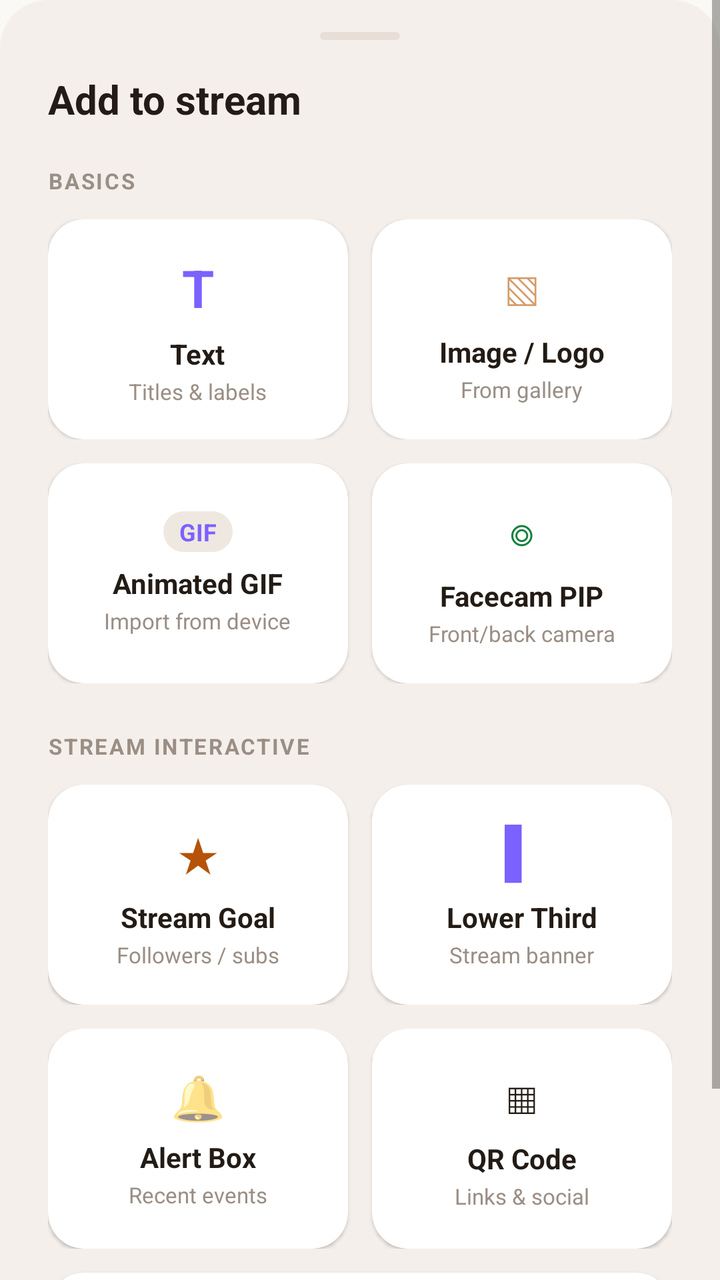
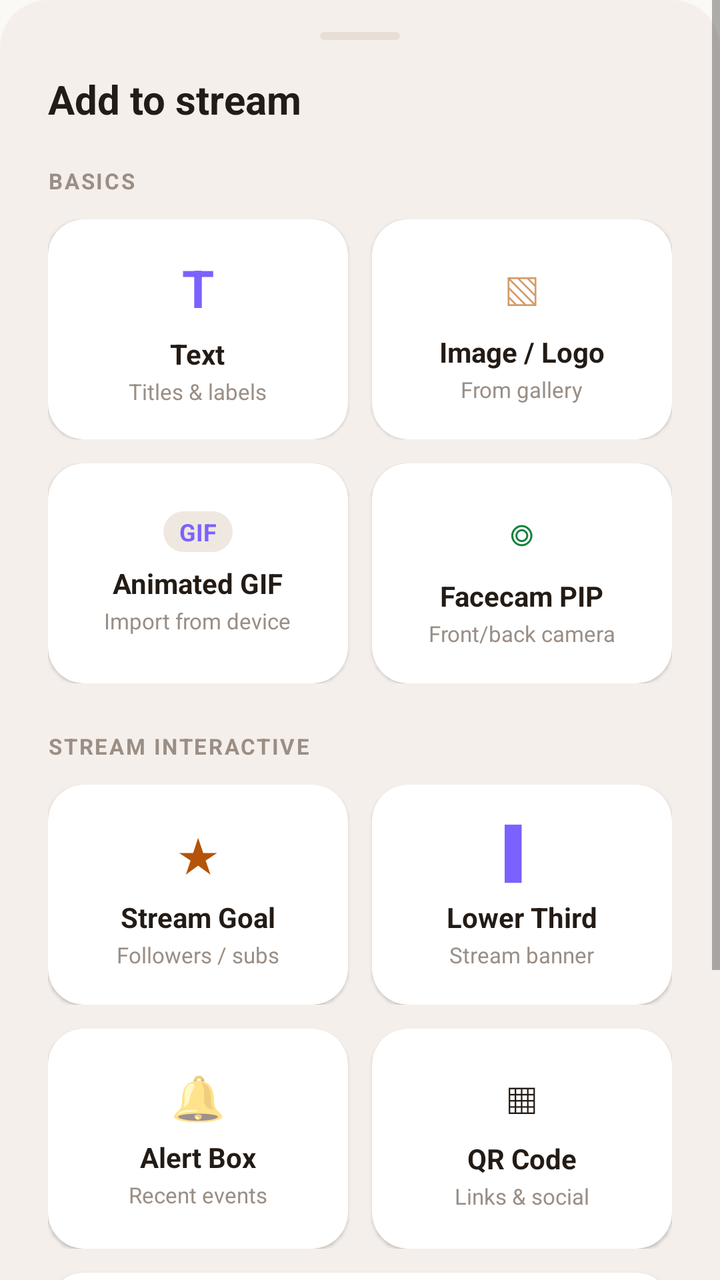

Two renders of the same Android screen: before a commit and after it. Below are the layout's source before the change and the commit's diff.
<!-- AndroidManifest.xml: application theme Theme.FairyLive -->
<!-- res/layout/sheet_add_overlay.xml -->
<?xml version="1.0" encoding="utf-8"?>
<ScrollView xmlns:android="http://schemas.android.com/apk/res/android"
    xmlns:app="http://schemas.android.com/apk/res-auto"
    android:layout_width="match_parent"
    android:layout_height="wrap_content"
    android:background="@drawable/bg_bottom_sheet"
    android:overScrollMode="never">

    <LinearLayout
        android:layout_width="match_parent"
        android:layout_height="wrap_content"
        android:orientation="vertical"
        android:paddingHorizontal="24dp"
        android:paddingTop="16dp"
        android:paddingBottom="36dp">

        
        <View
            android:layout_width="40dp"
            android:layout_height="4dp"
            android:layout_gravity="center_horizontal"
            android:layout_marginBottom="16dp"
            android:background="@drawable/bg_status_pill"
            android:backgroundTint="@color/bg_card_stroke" />

        
        <TextView
            android:layout_width="wrap_content"
            android:layout_height="wrap_content"
            android:layout_marginBottom="20dp"
            android:text="Add to stream"
            android:textColor="@color/text_primary"
            android:textSize="20sp"
            android:textStyle="bold" />

        
        <TextView
            android:layout_width="wrap_content"
            android:layout_height="wrap_content"
            android:layout_marginBottom="12dp"
            android:letterSpacing="0.08"
            android:text="BASICS"
            android:textAllCaps="true"
            android:textColor="@color/text_muted"
            android:textSize="11sp"
            android:textStyle="bold" />

        
        
        <LinearLayout
            android:layout_width="match_parent"
            android:layout_height="wrap_content"
            android:layout_marginBottom="12dp"
            android:orientation="horizontal">

            
            <androidx.cardview.widget.CardView
                android:id="@+id/item_add_text"
                android:layout_width="0dp"
                android:layout_height="110dp"
                android:layout_marginEnd="6dp"
                android:layout_weight="1"
                android:clickable="true"
                android:focusable="true"
                android:foreground="?attr/selectableItemBackground"
                app:cardBackgroundColor="@color/bg_card"
                app:cardCornerRadius="18dp"
                app:cardElevation="1dp">

                <LinearLayout
                    android:layout_width="match_parent"
                    android:layout_height="match_parent"
                    android:gravity="center"
                    android:orientation="vertical"
                    android:padding="12dp">

                    <TextView
                        android:layout_width="wrap_content"
                        android:layout_height="wrap_content"
                        android:text="T"
                        android:textColor="@color/accent_primary"
                        android:textSize="26sp"
                        android:textStyle="bold" />

                    <TextView
                        android:layout_width="wrap_content"
                        android:layout_height="wrap_content"
                        android:layout_marginTop="6dp"
                        android:text="Text"
                        android:textColor="@color/text_primary"
                        android:textSize="14sp"
                        android:textStyle="bold" />

                    <TextView
                        android:layout_width="wrap_content"
                        android:layout_height="wrap_content"
                        android:layout_marginTop="2dp"
                        android:text="Titles &amp; labels"
                        android:textColor="@color/text_muted"
                        android:textSize="11sp" />
                </LinearLayout>
            </androidx.cardview.widget.CardView>

            
            <androidx.cardview.widget.CardView
                android:id="@+id/item_add_image"
                android:layout_width="0dp"
                android:layout_height="110dp"
                android:layout_marginStart="6dp"
                android:layout_weight="1"
                android:clickable="true"
                android:focusable="true"
                android:foreground="?attr/selectableItemBackground"
                app:cardBackgroundColor="@color/bg_card"
                app:cardCornerRadius="18dp"
                app:cardElevation="1dp">

                <LinearLayout
                    android:layout_width="match_parent"
                    android:layout_height="match_parent"
                    android:gravity="center"
                    android:orientation="vertical"
                    android:padding="12dp">

                    <TextView
                        android:layout_width="wrap_content"
                        android:layout_height="wrap_content"
                        android:text="▧"
                        android:textColor="@color/accent_warm_caramel"
                        android:textSize="24sp" />

                    <TextView
                        android:layout_width="wrap_content"
                        android:layout_height="wrap_content"
                        android:layout_marginTop="6dp"
                        android:text="Image / Logo"
                        android:textColor="@color/text_primary"
                        android:textSize="14sp"
                        android:textStyle="bold" />

                    <TextView
                        android:layout_width="wrap_content"
                        android:layout_height="wrap_content"
                        android:layout_marginTop="2dp"
                        android:text="From gallery"
                        android:textColor="@color/text_muted"
                        android:textSize="11sp" />
                </LinearLayout>
            </androidx.cardview.widget.CardView>
        </LinearLayout>

        
        <LinearLayout
            android:layout_width="match_parent"
            android:layout_height="wrap_content"
            android:layout_marginBottom="24dp"
            android:orientation="horizontal">

            
            <androidx.cardview.widget.CardView
                android:id="@+id/item_add_gif"
                android:layout_width="0dp"
                android:layout_height="110dp"
                android:layout_marginEnd="6dp"
                android:layout_weight="1"
                android:clickable="true"
                android:focusable="true"
                android:foreground="?attr/selectableItemBackground"
                app:cardBackgroundColor="@color/bg_card"
                app:cardCornerRadius="18dp"
                app:cardElevation="1dp">

                <LinearLayout
                    android:layout_width="match_parent"
                    android:layout_height="match_parent"
                    android:gravity="center"
                    android:orientation="vertical"
                    android:padding="12dp">

                    <TextView
                        android:layout_width="wrap_content"
                        android:layout_height="wrap_content"
                        android:background="@drawable/bg_status_pill"
                        android:paddingHorizontal="8dp"
                        android:paddingVertical="2dp"
                        android:text="GIF"
                        android:textColor="@color/accent_primary"
                        android:textSize="12sp"
                        android:textStyle="bold" />

                    <TextView
                        android:layout_width="wrap_content"
                        android:layout_height="wrap_content"
                        android:layout_marginTop="6dp"
                        android:text="Animated GIF"
                        android:textColor="@color/text_primary"
                        android:textSize="14sp"
                        android:textStyle="bold" />

                    <TextView
                        android:layout_width="wrap_content"
                        android:layout_height="wrap_content"
                        android:layout_marginTop="2dp"
                        android:text="Import from device"
                        android:textColor="@color/text_muted"
                        android:textSize="11sp" />
                </LinearLayout>
            </androidx.cardview.widget.CardView>

            
            <androidx.cardview.widget.CardView
                android:id="@+id/item_add_facecam"
                android:layout_width="0dp"
                android:layout_height="110dp"
                android:layout_marginStart="6dp"
                android:layout_weight="1"
                android:clickable="true"
                android:focusable="true"
                android:foreground="?attr/selectableItemBackground"
                app:cardBackgroundColor="@color/bg_card"
                app:cardCornerRadius="18dp"
                app:cardElevation="1dp">

                <LinearLayout
                    android:layout_width="match_parent"
                    android:layout_height="match_parent"
                    android:gravity="center"
                    android:orientation="vertical"
                    android:padding="12dp">

                    <TextView
                        android:layout_width="wrap_content"
                        android:layout_height="wrap_content"
                        android:text="◎"
                        android:textColor="@color/status_green"
                        android:textSize="24sp" />

                    <TextView
                        android:layout_width="wrap_content"
                        android:layout_height="wrap_content"
                        android:layout_marginTop="6dp"
                        android:text="Facecam PIP"
                        android:textColor="@color/text_primary"
                        android:textSize="14sp"
                        android:textStyle="bold" />

                    <TextView
                        android:layout_width="wrap_content"
                        android:layout_height="wrap_content"
                        android:layout_marginTop="2dp"
                        android:text="Front/back camera"
                        android:textColor="@color/text_muted"
                        android:textSize="11sp" />
                </LinearLayout>
            </androidx.cardview.widget.CardView>
        </LinearLayout>

        
        <TextView
            android:layout_width="wrap_content"
            android:layout_height="wrap_content"
            android:layout_marginBottom="12dp"
            android:letterSpacing="0.08"
            android:text="STREAM INTERACTIVE"
            android:textAllCaps="true"
            android:textColor="@color/text_muted"
            android:textSize="11sp"
            android:textStyle="bold" />

        
        
        <LinearLayout
            android:layout_width="match_parent"
            android:layout_height="wrap_content"
            android:layout_marginBottom="12dp"
            android:orientation="horizontal">

            
            <androidx.cardview.widget.CardView
                android:id="@+id/item_add_goal"
                android:layout_width="0dp"
                android:layout_height="110dp"
                android:layout_marginEnd="6dp"
                android:layout_weight="1"
                android:clickable="true"
                android:focusable="true"
                android:foreground="?attr/selectableItemBackground"
                app:cardBackgroundColor="@color/bg_card"
                app:cardCornerRadius="18dp"
                app:cardElevation="1dp">

                <LinearLayout
                    android:layout_width="match_parent"
                    android:layout_height="match_parent"
                    android:gravity="center"
                    android:orientation="vertical"
                    android:padding="12dp">

                    <TextView
                        android:layout_width="wrap_content"
                        android:layout_height="wrap_content"
                        android:text="★"
                        android:textColor="@color/status_warning"
                        android:textSize="24sp" />

                    <TextView
                        android:layout_width="wrap_content"
                        android:layout_height="wrap_content"
                        android:layout_marginTop="6dp"
                        android:text="Stream Goal"
                        android:textColor="@color/text_primary"
                        android:textSize="14sp"
                        android:textStyle="bold" />

                    <TextView
                        android:layout_width="wrap_content"
                        android:layout_height="wrap_content"
                        android:layout_marginTop="2dp"
                        android:text="Followers / subs"
                        android:textColor="@color/text_muted"
                        android:textSize="11sp" />
                </LinearLayout>
            </androidx.cardview.widget.CardView>

            
            <androidx.cardview.widget.CardView
                android:id="@+id/item_add_lower_third"
                android:layout_width="0dp"
                android:layout_height="110dp"
                android:layout_marginStart="6dp"
                android:layout_weight="1"
                android:clickable="true"
                android:focusable="true"
                android:foreground="?attr/selectableItemBackground"
                app:cardBackgroundColor="@color/bg_card"
                app:cardCornerRadius="18dp"
                app:cardElevation="1dp">

                <LinearLayout
                    android:layout_width="match_parent"
                    android:layout_height="match_parent"
                    android:gravity="center"
                    android:orientation="vertical"
                    android:padding="12dp">

                    <TextView
                        android:layout_width="wrap_content"
                        android:layout_height="wrap_content"
                        android:text="▌"
                        android:textColor="@color/accent_primary"
                        android:textSize="24sp" />

                    <TextView
                        android:layout_width="wrap_content"
                        android:layout_height="wrap_content"
                        android:layout_marginTop="6dp"
                        android:text="Lower Third"
                        android:textColor="@color/text_primary"
                        android:textSize="14sp"
                        android:textStyle="bold" />

                    <TextView
                        android:layout_width="wrap_content"
                        android:layout_height="wrap_content"
                        android:layout_marginTop="2dp"
                        android:text="Stream banner"
                        android:textColor="@color/text_muted"
                        android:textSize="11sp" />
                </LinearLayout>
            </androidx.cardview.widget.CardView>
        </LinearLayout>

        
        <LinearLayout
            android:layout_width="match_parent"
            android:layout_height="wrap_content"
            android:layout_marginBottom="12dp"
            android:orientation="horizontal">

            
            <androidx.cardview.widget.CardView
                android:id="@+id/item_add_alert"
                android:layout_width="0dp"
                android:layout_height="110dp"
                android:layout_marginEnd="6dp"
                android:layout_weight="1"
                android:clickable="true"
                android:focusable="true"
                android:foreground="?attr/selectableItemBackground"
                app:cardBackgroundColor="@color/bg_card"
                app:cardCornerRadius="18dp"
                app:cardElevation="1dp">

                <LinearLayout
                    android:layout_width="match_parent"
                    android:layout_height="match_parent"
                    android:gravity="center"
                    android:orientation="vertical"
                    android:padding="12dp">

                    <TextView
                        android:layout_width="wrap_content"
                        android:layout_height="wrap_content"
                        android:text="🔔"
                        android:textSize="22sp" />

                    <TextView
                        android:layout_width="wrap_content"
                        android:layout_height="wrap_content"
                        android:layout_marginTop="6dp"
                        android:text="Alert Box"
                        android:textColor="@color/text_primary"
                        android:textSize="14sp"
                        android:textStyle="bold" />

                    <TextView
                        android:layout_width="wrap_content"
                        android:layout_height="wrap_content"
                        android:layout_marginTop="2dp"
                        android:text="Recent events"
                        android:textColor="@color/text_muted"
                        android:textSize="11sp" />
                </LinearLayout>
            </androidx.cardview.widget.CardView>

            
            <androidx.cardview.widget.CardView
                android:id="@+id/item_add_qr"
                android:layout_width="0dp"
                android:layout_height="110dp"
                android:layout_marginStart="6dp"
                android:layout_weight="1"
                android:clickable="true"
                android:focusable="true"
                android:foreground="?attr/selectableItemBackground"
                app:cardBackgroundColor="@color/bg_card"
                app:cardCornerRadius="18dp"
                app:cardElevation="1dp">

                <LinearLayout
                    android:layout_width="match_parent"
                    android:layout_height="match_parent"
                    android:gravity="center"
                    android:orientation="vertical"
                    android:padding="12dp">

                    <TextView
                        android:layout_width="wrap_content"
                        android:layout_height="wrap_content"
                        android:text="▦"
                        android:textColor="@color/text_primary"
                        android:textSize="22sp" />

                    <TextView
                        android:layout_width="wrap_content"
                        android:layout_height="wrap_content"
                        android:layout_marginTop="6dp"
                        android:text="QR Code"
                        android:textColor="@color/text_primary"
                        android:textSize="14sp"
                        android:textStyle="bold" />

                    <TextView
                        android:layout_width="wrap_content"
                        android:layout_height="wrap_content"
                        android:layout_marginTop="2dp"
                        android:text="Links &amp; social"
                        android:textColor="@color/text_muted"
                        android:textSize="11sp" />
                </LinearLayout>
            </androidx.cardview.widget.CardView>
        </LinearLayout>

        
        <androidx.cardview.widget.CardView
            android:id="@+id/item_add_widget"
            android:layout_width="match_parent"
            android:layout_height="80dp"
            android:clickable="true"
            android:focusable="true"
            android:foreground="?attr/selectableItemBackground"
            app:cardBackgroundColor="@color/bg_card"
            app:cardCornerRadius="18dp"
            app:cardElevation="1dp">

            <LinearLayout
                android:layout_width="match_parent"
                android:layout_height="match_parent"
                android:gravity="center_vertical"
                android:orientation="horizontal"
                android:paddingHorizontal="20dp">

                <TextView
                    android:layout_width="wrap_content"
                    android:layout_height="wrap_content"
                    android:text="🌐"
                    android:textSize="22sp" />

                <LinearLayout
                    android:layout_width="0dp"
                    android:layout_height="wrap_content"
                    android:layout_marginStart="16dp"
                    android:layout_weight="1"
                    android:orientation="vertical">

                    <TextView
                        android:layout_width="wrap_content"
                        android:layout_height="wrap_content"
                        android:text="Interactive Web Widget"
                        android:textColor="@color/text_primary"
                        android:textSize="14sp"
                        android:textStyle="bold" />

                    <TextView
                        android:layout_width="wrap_content"
                        android:layout_height="wrap_content"
                        android:layout_marginTop="2dp"
                        android:text="Custom HTML overlay &amp; real-time browser elements"
                        android:textColor="@color/text_muted"
                        android:textSize="11sp" />
                </LinearLayout>

                <ImageView
                    android:layout_width="16dp"
                    android:layout_height="16dp"
                    android:src="@drawable/ic_chevron_right"
                    app:tint="@color/text_muted" />
            </LinearLayout>
        </androidx.cardview.widget.CardView>

    </LinearLayout>
</ScrollView>
<!-- resources referenced by this layout -->
<resources>
  <color name="accent_primary">#7B61FF</color>
  <color name="accent_warm_caramel">#D49B6A</color>
  <color name="bg_card">#FFFFFF</color>
  <color name="bg_card_stroke">#E6DED7</color>
  <color name="status_green">#15803D</color>
  <color name="status_warning">#B45309</color>
  <color name="text_muted">#9A8E85</color>
  <color name="text_primary">#231B15</color>
  <!-- drawable bg_bottom_sheet (drawable) -->
  <?xml version="1.0" encoding="utf-8"?>
  <shape xmlns:android="http://schemas.android.com/apk/res/android"
      android:shape="rectangle">
      <solid android:color="@color/bg_surface" />
      <corners
          android:topLeftRadius="@dimen/radius_xl"
          android:topRightRadius="@dimen/radius_xl"
          android:bottomLeftRadius="0dp"
          android:bottomRightRadius="0dp" />
  </shape>
  <!-- drawable bg_status_pill (drawable) -->
  <?xml version="1.0" encoding="utf-8"?>
  <shape xmlns:android="http://schemas.android.com/apk/res/android"
      android:shape="rectangle">
      <solid android:color="@color/bg_card_stroke_subtle" />
      <corners android:radius="@dimen/pill_radius" />
  </shape>
  <!-- drawable ic_chevron_right (drawable) -->
  <?xml version="1.0" encoding="utf-8"?>
  <vector xmlns:android="http://schemas.android.com/apk/res/android"
      android:width="24dp"
      android:height="24dp"
      android:viewportWidth="24"
      android:viewportHeight="24">
      <path
          android:fillColor="@color/text_muted"
          android:pathData="M10,6L8.59,7.41L13.17,12l-4.58,4.59L10,18l6,-6z" />
  </vector>
  <style name="Theme.FairyLive" parent="Theme.MaterialComponents.Light.NoActionBar">
          <item name="colorPrimary">@color/accent_primary</item>
          <item name="colorPrimaryVariant">@color/accent_primary_variant</item>
          <item name="colorOnPrimary">@color/text_on_dark</item>
  
          <item name="colorSecondary">@color/text_primary</item>
          <item name="colorSecondaryVariant">@color/text_secondary</item>
          <item name="colorOnSecondary">@color/bg_primary</item>
  
          <item name="android:statusBarColor">@color/bg_primary</item>
          <item name="android:windowLightStatusBar" tools:targetApi="m">true</item>
          <item name="android:navigationBarColor">@color/bg_surface</item>
          <item name="android:windowLightNavigationBar" tools:targetApi="o_mr1">true</item>
          <item name="android:windowBackground">@color/bg_primary</item>
  
          <item name="bottomSheetDialogTheme">@style/Theme.FairyLive.BottomSheetDialog</item>
      </style>
  <color name="bg_surface">#F5EFEB</color>
  <dimen name="radius_xl">24dp</dimen>
  <color name="bg_card_stroke_subtle">#EFE8E1</color>
  <dimen name="pill_radius">999dp</dimen>
  <color name="accent_primary_variant">#6347EB</color>
  <color name="text_on_dark">#FFFFFF</color>
  <color name="text_secondary">#6E6259</color>
  <color name="bg_primary">#FBF9F5</color>
  <style name="Theme.FairyLive.BottomSheetDialog" parent="ThemeOverlay.MaterialComponents.BottomSheetDialog">
          <item name="android:windowAnimationStyle">@style/DialogAnimation.FairyLive.BottomSheet</item>
          <item name="bottomSheetStyle">@style/FairyBottomSheetStyle</item>
      </style>
  <style name="DialogAnimation.FairyLive.BottomSheet" parent="Animation.Design.BottomSheetDialog">
          <item name="android:windowEnterAnimation">@anim/slide_in_bottom</item>
          <item name="android:windowExitAnimation">@anim/slide_out_bottom</item>
      </style>
  <style name="FairyBottomSheetStyle" parent="Widget.MaterialComponents.BottomSheet.Modal">
          <item name="android:background">@drawable/bg_bottom_sheet</item>
          <item name="behavior_peekHeight">280dp</item>
      </style>
</resources>

<!-- the commit's change to res/layout/sheet_add_overlay.xml (unified diff, before → after) -->
@@ -470,6 +470,65 @@
                 </LinearLayout>
             </androidx.cardview.widget.CardView>
         </LinearLayout>
+
+        
+        <androidx.cardview.widget.CardView
+            android:id="@+id/item_add_youtube_sub"
+            android:layout_width="match_parent"
+            android:layout_height="80dp"
+            android:layout_marginBottom="12dp"
+            android:clickable="true"
+            android:focusable="true"
+            android:foreground="?attr/selectableItemBackground"
+            app:cardBackgroundColor="@color/bg_card"
+            app:cardCornerRadius="18dp"
+            app:cardElevation="1dp">
+
+            <LinearLayout
+                android:layout_width="match_parent"
+                android:layout_height="match_parent"
+                android:gravity="center_vertical"
+                android:orientation="horizontal"
+                android:paddingHorizontal="20dp">
+
+                <TextView
+                    android:layout_width="wrap_content"
+                    android:layout_height="wrap_content"
+                    android:text="▶"
+                    android:textColor="#FF0000"
+                    android:textSize="22sp" />
+
+                <LinearLayout
+                    android:layout_width="0dp"
+                    android:layout_height="wrap_content"
+                    android:layout_marginStart="16dp"
+                    android:layout_weight="1"
+                    android:orientation="vertical">
+
+                    <TextView
+                        android:layout_width="wrap_content"
+                        android:layout_height="wrap_content"
+                        android:text="YouTube Subscriber Counter"
+                        android:textColor="@color/text_primary"
+                        android:textSize="14sp"
+                        android:textStyle="bold" />
+
+                    <TextView
+                        android:layout_width="wrap_content"
+                        android:layout_height="wrap_content"
+                        android:layout_marginTop="2dp"
+                        android:text="Live sub tracker for broadcast stream"
+                        android:textColor="@color/text_muted"
+                        android:textSize="11sp" />
+                </LinearLayout>
+
+                <ImageView
+                    android:layout_width="16dp"
+                    android:layout_height="16dp"
+                    android:src="@drawable/ic_chevron_right"
+                    app:tint="@color/text_muted" />
+            </LinearLayout>
+        </androidx.cardview.widget.CardView>
 
         
         <androidx.cardview.widget.CardView
